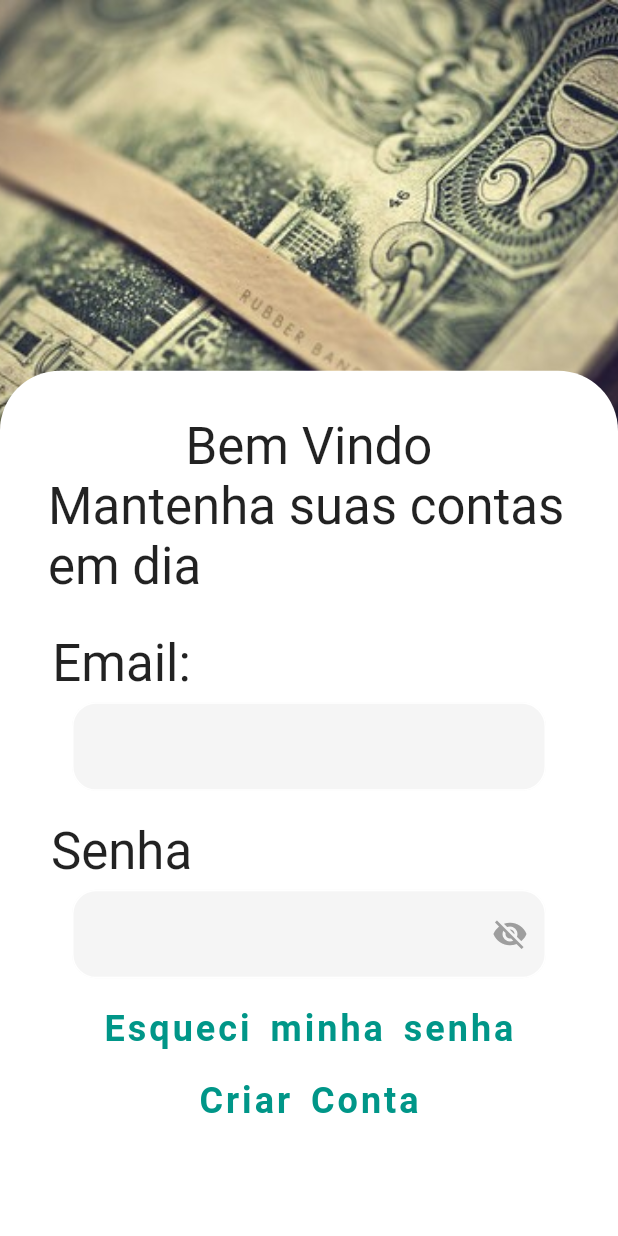
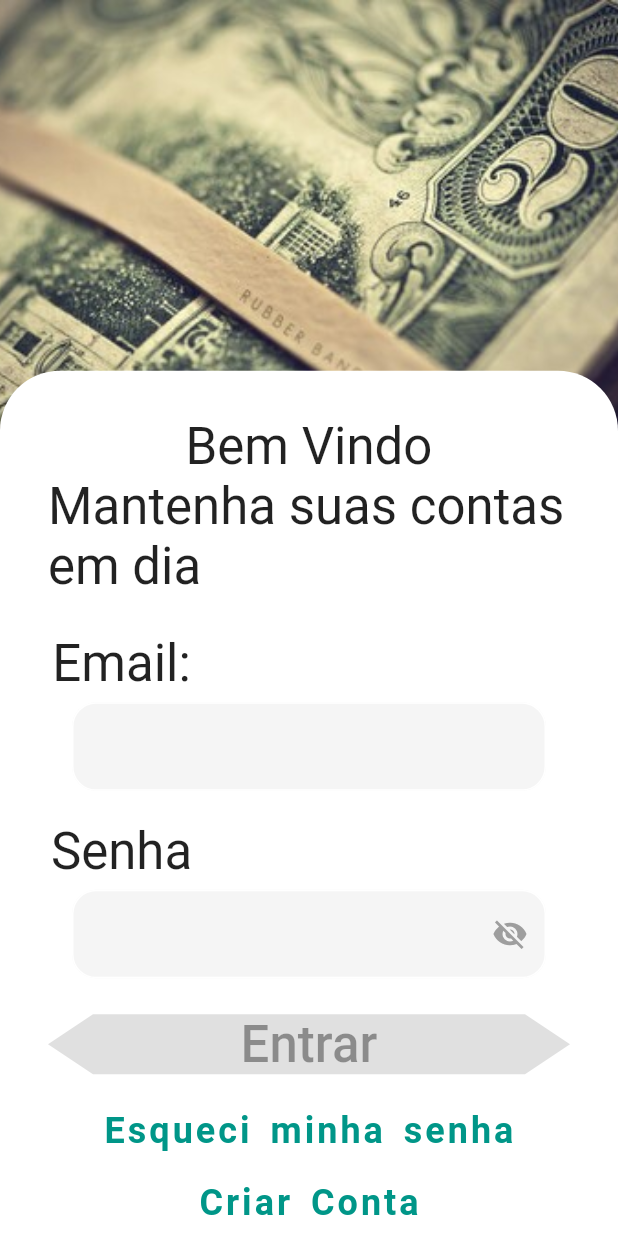
Before and after one commit to CadisRaziel/zero_to_hero_app_financas, a Flutter app: the screen it shows after launch, on a phone screen of 412 x 824 dp. Run offline on Flutter 3.47's test engine with Material 2 defaults, Android fonts, the phone set to English and light mode, and no system bars; our stand-ins replace google_fonts.

Commit message:
colocando botão enabled e disabled

```diff
--- a/lib/modules/login/login_page.dart
+++ b/lib/modules/login/login_page.dart
@@ -1,10 +1,11 @@
 import 'package:flutter/material.dart';
 import 'package:zero_to_hero/modules/login/login_controller.dart';
 import 'package:zero_to_hero/modules/login/utils/login_validators.dart';
-import 'package:zero_to_hero/modules/login/widgets/button_elevated_widget.dart';
+import 'package:zero_to_hero/modules/login/widgets/button_elevated_enabled_widget.dart';
 import 'package:zero_to_hero/shared/theme/app_images.dart';
 import 'package:zero_to_hero/shared/theme/app_text_Style.dart';
 
+import 'widgets/button_elevated_disable_widget.dart';
 import 'widgets/button_text_widget.dart';
 import 'widgets/input_text_email_widget.dart';
 import 'widgets/Input_text_pass_widget.dart';
@@ -17,7 +18,6 @@ class LoginPage extends StatefulWidget {
 }
 
 class _LoginPageState extends State<LoginPage> {
-
   final controller = LoginController();
 
   @override
@@ -61,7 +61,8 @@ class _LoginPageState extends State<LoginPage> {
                       ///[caso eu coloque o botão logar com google tenho que por height:20]
                       // SizedBox(height: 20),
                       InputTextEmailWidget(
-                        onChange: (email) => controller.onChangedAndValidate(email: email),
+                        onChange: (email) =>
+                            controller.onChangedAndValidate(email: email),
                         onValidate: LoginValidators.email,
                         label: 'Email:',
                       ),
@@ -69,18 +70,22 @@ class _LoginPageState extends State<LoginPage> {
                         height: 20,
                       ),
                       InputTextPassWidget(
-                        onChange: (password) => controller.onChangedAndValidate(password: password),
+                        onChange: (password) =>
+                            controller.onChangedAndValidate(password: password),
                         onValidate: LoginValidators.password,
                         label: 'Senha',
                       ),
-                      ValueListenableBuilder(
+                      ValueListenableBuilder<bool>(
                         valueListenable: controller.enabledButtonNotifier,
-                         builder: (context, enabled, widget) => enabled as bool ?  ElevatedButtonWidget(
-                        voidCallback: () {},
-                        label: 'Entrar',
-                      ) : Container(),
-
-                         ),
+                        builder: (context, enabled, widget) => enabled
+                            ? ElevatedButtonEnabledWidget(
+                                voidCallback: () {},
+                                label: 'Entrar',
+                              )
+                            : ElevatedButtonDisabledWidget(
+                                label: 'Entrar',
+                              ),
+                      ),
 
                       ///[caso eu queria um botão para entrar com conta google]
                       // ElevatedButtonWidget(
--- /dev/null
+++ b/lib/modules/login/widgets/button_elevated_disable_widget.dart
@@ -0,0 +1,39 @@
+import 'package:flutter/material.dart';
+
+import 'package:zero_to_hero/shared/theme/app_text_Style.dart';
+
+class ElevatedButtonDisabledWidget extends StatelessWidget {
+  final String label;
+  const ElevatedButtonDisabledWidget({
+    Key? key,
+    required this.label,
+  }) : super(key: key);
+
+  @override
+  Widget build(BuildContext context) {
+    return Padding(
+      padding: const EdgeInsets.only(top: 20),
+      child: Row(
+        children: [
+          Expanded(
+            flex: 1,
+            child: ElevatedButton(
+                onPressed: null,
+                style: ElevatedButton.styleFrom(
+                  shape: BeveledRectangleBorder(
+                      borderRadius: BorderRadius.circular(30)),
+                  primary: Colors.teal,
+                  onPrimary: Colors.white,
+                  shadowColor: Colors.lightGreenAccent,
+                  elevation: 5,
+                ),
+                child: Text(
+                  label,
+                  style: TextStyles.titleHome,
+                )),
+          ),
+        ],
+      ),
+    );
+  }
+}
--- a/lib/modules/login/widgets/button_elevated_widget.dart
+++ b/lib/modules/login/widgets/button_elevated_enabled_widget.dart
@@ -2,10 +2,10 @@ import 'package:flutter/material.dart';
 
 import 'package:zero_to_hero/shared/theme/app_text_Style.dart';
 
-class ElevatedButtonWidget extends StatelessWidget {
+class ElevatedButtonEnabledWidget extends StatelessWidget {
   final VoidCallback voidCallback;
   final String label;
-  const ElevatedButtonWidget({
+  const ElevatedButtonEnabledWidget({
     Key? key,
     required this.voidCallback,
     required this.label,
```
